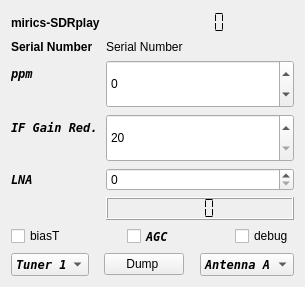
Before: the Qt Designer form src/devices/sdrplay-handler-v3/sdrplay-widget-v3.ui in tomneda/DABstar, drawn with Qt 5.
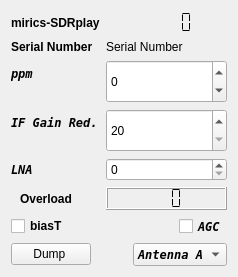
After: the same form once the commit is applied.

Commit message: Add overload display to sdrplay-handler-v3

What changed in the file:
```diff
--- a/src/devices/sdrplay-handler-v3/sdrplay-widget-v3.ui
+++ b/src/devices/sdrplay-handler-v3/sdrplay-widget-v3.ui
@@ -6,8 +6,8 @@
    <rect>
     <x>0</x>
     <y>0</y>
-    <width>305</width>
-    <height>287</height>
+    <width>238</width>
+    <height>277</height>
    </rect>
   </property>
   <property name="sizePolicy">
@@ -183,6 +183,43 @@
        </property>
       </widget>
      </item>
+     <item row="6" column="0">
+      <widget class="QLabel" name="lblOverload">
+       <property name="sizePolicy">
+        <sizepolicy hsizetype="Fixed" vsizetype="Preferred">
+         <horstretch>0</horstretch>
+         <verstretch>0</verstretch>
+        </sizepolicy>
+       </property>
+       <property name="minimumSize">
+        <size>
+         <width>70</width>
+         <height>0</height>
+        </size>
+       </property>
+       <property name="maximumSize">
+        <size>
+         <width>70</width>
+         <height>16777215</height>
+        </size>
+       </property>
+       <property name="font">
+        <font>
+         <weight>75</weight>
+         <bold>true</bold>
+        </font>
+       </property>
+       <property name="toolTip">
+        <string>&lt;html&gt;&lt;head/&gt;&lt;body&gt;&lt;p&gt;Shows the ADC overload condition. Increase the attenuation to avoid this.&lt;/p&gt;&lt;/body&gt;&lt;/html&gt;</string>
+       </property>
+       <property name="text">
+        <string>Overload</string>
+       </property>
+       <property name="alignment">
+        <set>Qt::AlignCenter</set>
+       </property>
+      </widget>
+     </item>
     </layout>
    </item>
    <item>
@@ -192,6 +229,12 @@
     <layout class="QHBoxLayout" name="horizontalLayout_4">
      <item>
       <widget class="QCheckBox" name="biasT_selector">
+       <property name="font">
+        <font>
+         <weight>75</weight>
+         <bold>true</bold>
+        </font>
+       </property>
        <property name="text">
         <string>biasT</string>
        </property>
@@ -228,84 +271,10 @@
        </property>
       </widget>
      </item>
-     <item>
-      <spacer name="horizontalSpacer_2">
-       <property name="orientation">
-        <enum>Qt::Horizontal</enum>
-       </property>
-       <property name="sizeHint" stdset="0">
-        <size>
-         <width>40</width>
-         <height>20</height>
-        </size>
-       </property>
-      </spacer>
-     </item>
-     <item>
-      <widget class="QCheckBox" name="debugControl">
-       <property name="text">
-        <string>debug</string>
-       </property>
-      </widget>
-     </item>
-    </layout>
-   </item>
-   <item>
-    <layout class="QHBoxLayout" name="horizontalLayout_6">
-     <item>
-      <layout class="QVBoxLayout" name="verticalLayout"/>
-     </item>
-     <item>
-      <layout class="QVBoxLayout" name="verticalLayout_2"/>
-     </item>
     </layout>
    </item>
    <item>
     <layout class="QHBoxLayout" name="horizontalLayout">
-     <item>
-      <widget class="QComboBox" name="tunerSelector">
-       <property name="sizePolicy">
-        <sizepolicy hsizetype="Expanding" vsizetype="Fixed">
-         <horstretch>0</horstretch>
-         <verstretch>0</verstretch>
-        </sizepolicy>
-       </property>
-       <property name="font">
-        <font>
-         <family>DejaVu Sans Mono</family>
-         <weight>75</weight>
-         <italic>true</italic>
-         <bold>true</bold>
-        </font>
-       </property>
-       <property name="toolTip">
-        <string>&lt;html&gt;&lt;head/&gt;&lt;body&gt;&lt;p&gt;If the device is an rspduo, select the tuner with this combobox&lt;/p&gt;&lt;/body&gt;&lt;/html&gt;</string>
-       </property>
-       <item>
-        <property name="text">
-         <string>Tuner 1</string>
-        </property>
-       </item>
-       <item>
-        <property name="text">
-         <string>Tuner 2</string>
-        </property>
-       </item>
-      </widget>
-     </item>
-     <item>
-      <spacer name="horizontalSpacer_4">
-       <property name="orientation">
-        <enum>Qt::Horizontal</enum>
-       </property>
-       <property name="sizeHint" stdset="0">
-        <size>
-         <width>40</width>
-         <height>20</height>
-        </size>
-       </property>
-      </spacer>
-     </item>
      <item>
       <widget class="QPushButton" name="dumpButton">
        <property name="text">
```
Left out of the diff: 2 changed lines with no effect on the pictures. The commit also changes 2 other files.
